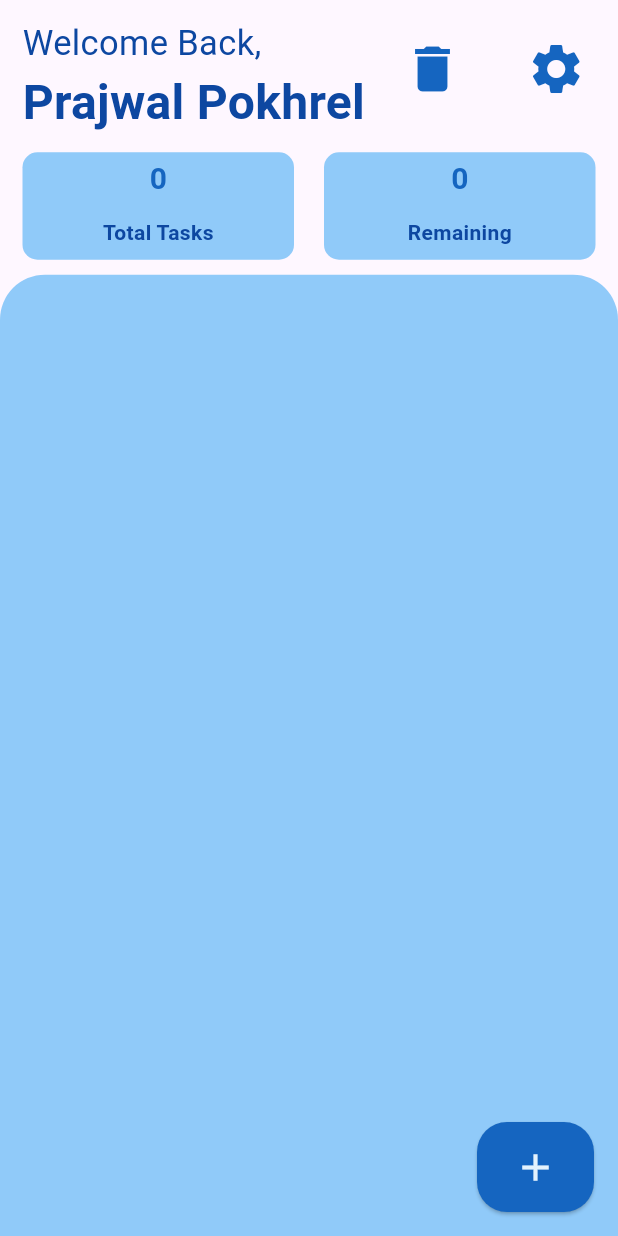
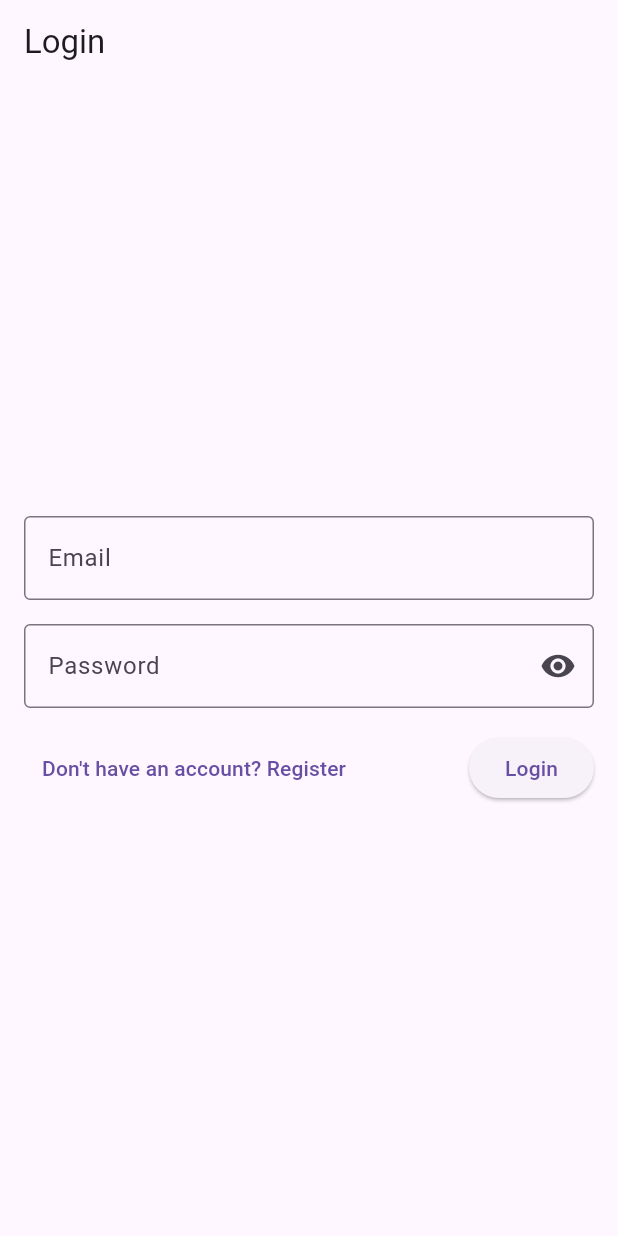
Before and after one commit to Prajjwall123/Flutter, a Flutter app: the screen it shows after launch, on a phone screen of 412 x 824 dp. Run offline on Flutter 3.47's test engine with Material 3 defaults, Android fonts, the phone set to English and light mode, and no system bars; our stand-ins replace firebase_auth, firebase_core; accounts and stored records are empty.

Commit message:
login and rgistration

```diff
--- a/lib/main.dart
+++ b/lib/main.dart
@@ -1,9 +1,17 @@
+import 'package:firebase_core/firebase_core.dart';
 import 'package:flutter/material.dart';
 import 'package:my_app/view_models/app_view_modal.dart';
 import 'package:my_app/views/task_page.dart';
 import 'package:provider/provider.dart';
+import 'package:firebase_core/firebase_core.dart';
+import 'firebase_options.dart';
+import 'package:my_app/views/login_page.dart';
 
-void main() {
+Future main() async {
+  WidgetsFlutterBinding.ensureInitialized();
+  await Firebase.initializeApp(
+    options: DefaultFirebaseOptions.currentPlatform,
+  );
   runApp(ChangeNotifierProvider(
       create: ((context) => AppViewModal()), child: const MyApp()));
 }
@@ -17,7 +25,7 @@ class MyApp extends StatelessWidget {
     return MaterialApp(
       debugShowCheckedModeBanner: false,
       title: 'To Do App',
-      home: TaskPage(),
+      home: LoginPage(),
     );
   }
 }
--- /dev/null
+++ b/lib/views/login_page.dart
@@ -0,0 +1,119 @@
+import 'package:flutter/material.dart';
+import 'package:firebase_auth/firebase_auth.dart';
+import 'package:my_app/views/register_page.dart';
+
+class LoginPage extends StatefulWidget {
+  const LoginPage({Key? key}) : super(key: key);
+
+  @override
+  _LoginPageState createState() => _LoginPageState();
+}
+
+class _LoginPageState extends State<LoginPage> {
+  final FirebaseAuth _auth = FirebaseAuth.instance;
+  final TextEditingController _emailController = TextEditingController();
+  final TextEditingController _passwordController = TextEditingController();
+  bool _obscurePassword = true;
+  final _formKey = GlobalKey<FormState>();
+
+  void _togglePasswordVisibility() {
+    setState(() {
+      _obscurePassword = !_obscurePassword;
+    });
+  }
+
+  Future<void> _login(BuildContext context) async {
+    if (_formKey.currentState!.validate()) {
+      try {
+        UserCredential userCredential = await _auth.signInWithEmailAndPassword(
+          email: _emailController.text,
+          password: _passwordController.text,
+        );
+        // Handle successful login, navigate to next page, etc.
+      } catch (e) {
+        // Show SnackBar when login fails
+        ScaffoldMessenger.of(context).showSnackBar(
+          SnackBar(
+            content: Text('Failed to login: $e'),
+            duration: Duration(seconds: 3),
+          ),
+        );
+      }
+    }
+  }
+
+  @override
+  Widget build(BuildContext context) {
+    return Scaffold(
+      appBar: AppBar(
+        title: Text('Login'),
+      ),
+      body: Padding(
+        padding: EdgeInsets.all(16.0),
+        child: Form(
+          key: _formKey,
+          child: Column(
+            mainAxisAlignment: MainAxisAlignment.center,
+            children: [
+              TextFormField(
+                controller: _emailController,
+                decoration: InputDecoration(
+                  labelText: 'Email',
+                  border: OutlineInputBorder(),
+                ),
+                validator: (value) {
+                  if (value == null || value.isEmpty) {
+                    return 'Please enter your email';
+                  }
+                  return null;
+                },
+              ),
+              SizedBox(height: 16.0),
+              TextFormField(
+                controller: _passwordController,
+                decoration: InputDecoration(
+                  labelText: 'Password',
+                  border: OutlineInputBorder(),
+                  suffixIcon: IconButton(
+                    icon: Icon(
+                      _obscurePassword
+                          ? Icons.visibility
+                          : Icons.visibility_off,
+                    ),
+                    onPressed: _togglePasswordVisibility,
+                  ),
+                ),
+                obscureText: _obscurePassword,
+                validator: (value) {
+                  if (value == null || value.isEmpty) {
+                    return 'Please enter your password';
+                  }
+                  return null;
+                },
+              ),
+              SizedBox(height: 16.0),
+              Row(
+                mainAxisAlignment: MainAxisAlignment.spaceBetween,
+                children: [
+                  TextButton(
+                    onPressed: () {
+                      Navigator.push(
+                        context,
+                        MaterialPageRoute(builder: (context) => RegisterPage()),
+                      );
+                    },
+                    child: Text('Don\'t have an account? Register'),
+                  ),
+                  ElevatedButton(
+                    onPressed: () => _login(context),
+                    child: Text('Login'),
+                  ),
+                ],
+              ),
+            ],
+          ),
+        ),
+      ),
+    );
+  }
+}
```
Also changed, not shown: lib/views/register_page.dart (added, +157 -0 lines), pubspec.yaml (+7 -0 lines), lib/firebase_options.dart (added), pubspec.lock, 8 other files.
